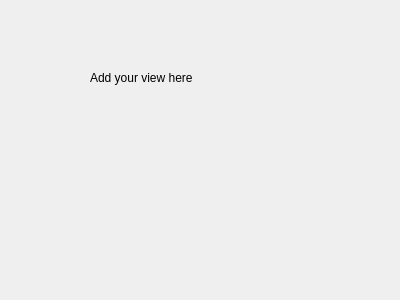
The window that plugins/DLTCanPlugin/DLTCanPluginform.ui (alexmucde/dlt-sim) describes before a commit, drawn with Qt 5.
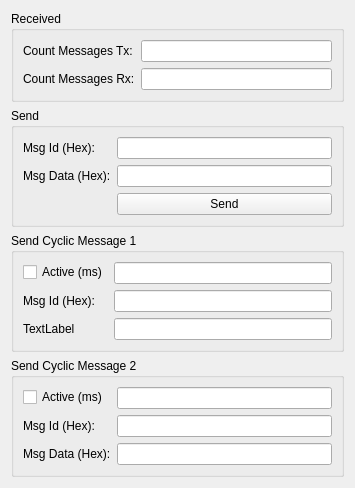
The same window after the commit.

```diff
--- a/plugins/DLTCanPlugin/DLTCanPluginform.ui
+++ b/plugins/DLTCanPlugin/DLTCanPluginform.ui
@@ -6,26 +6,179 @@
    <rect>
     <x>0</x>
     <y>0</y>
-    <width>400</width>
-    <height>300</height>
+    <width>355</width>
+    <height>400</height>
    </rect>
   </property>
   <property name="windowTitle">
    <string>Template</string>
   </property>
-  <widget class="QLabel" name="label">
-   <property name="geometry">
-    <rect>
-     <x>90</x>
-     <y>70</y>
-     <width>121</width>
-     <height>16</height>
-    </rect>
-   </property>
-   <property name="text">
-    <string>Add your view here</string>
-   </property>
-  </widget>
+  <layout class="QVBoxLayout" name="verticalLayout">
+   <item>
+    <widget class="QGroupBox" name="groupBox">
+     <property name="title">
+      <string>Received</string>
+     </property>
+     <layout class="QFormLayout" name="formLayout">
+      <item row="1" column="0">
+       <widget class="QLabel" name="label">
+        <property name="text">
+         <string>Count Messages Rx:</string>
+        </property>
+       </widget>
+      </item>
+      <item row="1" column="1">
+       <widget class="QLineEdit" name="lineEditCountMessagesRx">
+        <property name="readOnly">
+         <bool>true</bool>
+        </property>
+       </widget>
+      </item>
+      <item row="0" column="1">
+       <widget class="QLineEdit" name="lineEditCountMessagesTx">
+        <property name="readOnly">
+         <bool>true</bool>
+        </property>
+       </widget>
+      </item>
+      <item row="0" column="0">
+       <widget class="QLabel" name="label_8">
+        <property name="text">
+         <string>Count Messages Tx:</string>
+        </property>
+       </widget>
+      </item>
+     </layout>
+    </widget>
+   </item>
+   <item>
+    <widget class="QGroupBox" name="groupBox_2">
+     <property name="title">
+      <string>Send</string>
+     </property>
+     <layout class="QFormLayout" name="formLayout_2">
+      <item row="0" column="0">
+       <widget class="QLabel" name="label_2">
+        <property name="text">
+         <string>Msg Id (Hex):</string>
+        </property>
+       </widget>
+      </item>
+      <item row="0" column="1">
+       <widget class="QLineEdit" name="lineEditSendMsgId"/>
+      </item>
+      <item row="1" column="0">
+       <widget class="QLabel" name="label_6">
+        <property name="text">
+         <string>Msg Data (Hex):</string>
+        </property>
+       </widget>
+      </item>
+      <item row="1" column="1">
+       <widget class="QLineEdit" name="lineEditSendMsgData"/>
+      </item>
+      <item row="2" column="1">
+       <widget class="QPushButton" name="pushButtonSend">
+        <property name="text">
+         <string>Send</string>
+        </property>
+       </widget>
+      </item>
+     </layout>
+    </widget>
+   </item>
+   <item>
+    <widget class="QGroupBox" name="groupBox_3">
+     <property name="title">
+      <string>Send Cyclic Message 1</string>
+     </property>
+     <layout class="QFormLayout" name="formLayout_3">
+      <item row="1" column="0">
+       <widget class="QLabel" name="label_3">
+        <property name="text">
+         <string>Msg Id (Hex):</string>
+        </property>
+       </widget>
+      </item>
+      <item row="2" column="0">
+       <widget class="QLabel" name="label_5">
+        <property name="text">
+         <string>TextLabel</string>
+        </property>
+       </widget>
+      </item>
+      <item row="1" column="1">
+       <widget class="QLineEdit" name="lineEditSendCylicMsg1Id"/>
+      </item>
+      <item row="2" column="1">
+       <widget class="QLineEdit" name="lineEditSendCylicMsg1Data"/>
+      </item>
+      <item row="0" column="1">
+       <widget class="QLineEdit" name="lineEditSendCylicMsg1Cycle"/>
+      </item>
+      <item row="0" column="0">
+       <widget class="QCheckBox" name="checkBoxSendCyclicMsg1Active">
+        <property name="text">
+         <string>Active (ms)</string>
+        </property>
+       </widget>
+      </item>
+     </layout>
+    </widget>
+   </item>
+   <item>
+    <widget class="QGroupBox" name="groupBox_4">
+     <property name="title">
+      <string>Send Cyclic Message 2</string>
+     </property>
+     <layout class="QFormLayout" name="formLayout_4">
+      <item row="1" column="0">
+       <widget class="QLabel" name="label_4">
+        <property name="text">
+         <string>Msg Id (Hex):</string>
+        </property>
+       </widget>
+      </item>
+      <item row="0" column="0">
+       <widget class="QCheckBox" name="checkBoxSendCyclicMsg2Active">
+        <property name="text">
+         <string>Active (ms)</string>
+        </property>
+       </widget>
+      </item>
+      <item row="2" column="0">
+       <widget class="QLabel" name="label_7">
+        <property name="text">
+         <string>Msg Data (Hex):</string>
+        </property>
+       </widget>
+      </item>
+      <item row="1" column="1">
+       <widget class="QLineEdit" name="lineEditSendCylicMsg2Id"/>
+      </item>
+      <item row="2" column="1">
+       <widget class="QLineEdit" name="lineEditSendCylicMsg2Data"/>
+      </item>
+      <item row="0" column="1">
+       <widget class="QLineEdit" name="lineEditSendCylicMsg2Cycle"/>
+      </item>
+     </layout>
+    </widget>
+   </item>
+   <item>
+    <spacer name="verticalSpacer">
+     <property name="orientation">
+      <enum>Qt::Vertical</enum>
+     </property>
+     <property name="sizeHint" stdset="0">
+      <size>
+       <width>20</width>
+       <height>40</height>
+      </size>
+     </property>
+    </spacer>
+   </item>
+  </layout>
  </widget>
  <resources/>
  <connections/>
```
